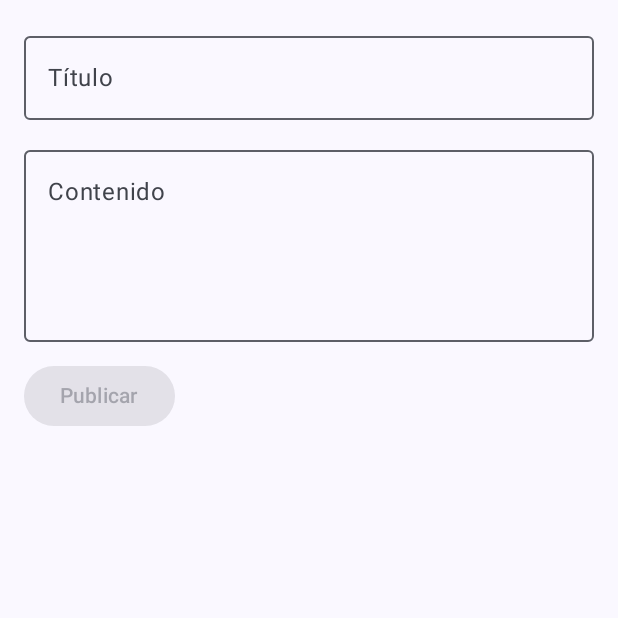
After one commit to EderYaycate/Moviles_Android_C24A-LAB9, an Android app built with Jetpack Compose: the composable PantallaCrear shown on its own in the app's theme, on a phone screen of 412 x 824 dp, the top half of it. The commit adds this screen. Run offline under Robolectric (Android 15) with nearby library versions, the phone set to English and light mode, and no system bars.

Commit message:
feat(crear): publica una nueva publicacion con POST y Body

```diff
--- /dev/null
+++ b/app/src/main/java/com/yaycate/murocampus/ui/PantallaCrear.kt
@@ -0,0 +1,76 @@
+package com.yaycate.murocampus.ui
+
+import androidx.compose.foundation.layout.Arrangement
+import androidx.compose.foundation.layout.Column
+import androidx.compose.foundation.layout.fillMaxSize
+import androidx.compose.foundation.layout.fillMaxWidth
+import androidx.compose.foundation.layout.padding
+import androidx.compose.material3.Button
+import androidx.compose.material3.MaterialTheme
+import androidx.compose.material3.OutlinedTextField
+import androidx.compose.material3.Text
+import androidx.compose.runtime.Composable
+import androidx.compose.runtime.LaunchedEffect
+import androidx.compose.runtime.getValue
+import androidx.compose.runtime.mutableStateOf
+import androidx.compose.runtime.saveable.rememberSaveable
+import androidx.compose.runtime.setValue
+import androidx.compose.ui.Modifier
+import androidx.compose.ui.unit.dp
+import androidx.lifecycle.compose.collectAsStateWithLifecycle
+import com.yaycate.murocampus.viewmodel.PostsViewModel
+import com.yaycate.murocampus.viewmodel.UiState
+
+@Composable
+fun PantallaCrear(vm: PostsViewModel, modifier: Modifier = Modifier) {
+    var titulo by rememberSaveable { mutableStateOf("") }
+    var contenido by rememberSaveable { mutableStateOf("") }
+    val estado by vm.publicado.collectAsStateWithLifecycle()
+
+    LaunchedEffect(estado) {
+        if (estado is UiState.Exito) {
+            titulo = ""
+            contenido = ""
+        }
+    }
+
+    Column(
+        modifier = modifier.fillMaxSize().padding(16.dp),
+        verticalArrangement = Arrangement.spacedBy(12.dp)
+    ) {
+        OutlinedTextField(
+            value = titulo,
+            onValueChange = { titulo = it },
+            label = { Text("Título") },
+            singleLine = true,
+            modifier = Modifier.fillMaxWidth()
+        )
+        OutlinedTextField(
+            value = contenido,
+            onValueChange = { contenido = it },
+            label = { Text("Contenido") },
+            minLines = 4,
+            modifier = Modifier.fillMaxWidth()
+        )
+        Button(
+            onClick = { vm.publicar(titulo, contenido) },
+            enabled = titulo.isNotBlank() && contenido.isNotBlank() && estado !is UiState.Cargando
+        ) {
+            Text("Publicar")
+        }
+        val s = estado
+        if (s is UiState.Exito) {
+            Text(
+                text = "Publicado con id ${s.datos.id}",
+                color = MaterialTheme.colorScheme.primary,
+                style = MaterialTheme.typography.titleMedium
+            )
+        }
+        if (s is UiState.Error) {
+            Text(
+                text = s.mensaje,
+                color = MaterialTheme.colorScheme.error
+            )
+        }
+    }
+}
```
Also changed, not shown: app/src/main/java/com/yaycate/murocampus/MainActivity.kt (+22 -5 lines), app/src/main/java/com/yaycate/murocampus/viewmodel/PostsViewModel.kt (+18 -0 lines).
